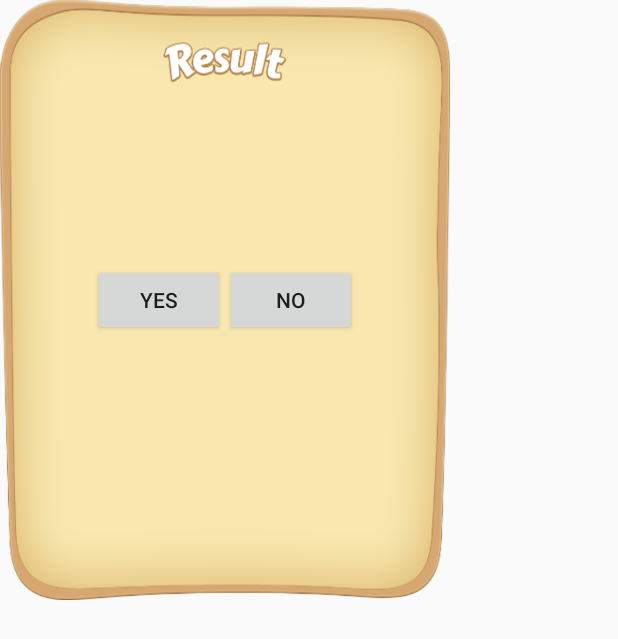
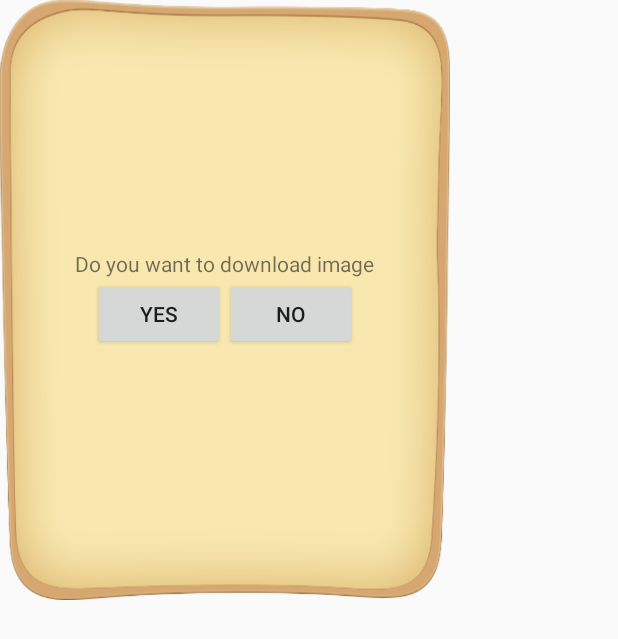
Before and after one commit to nayan5565/KidsEducationGame, an Android app: the layout dia_download.xml on its own in the app's theme, with its tools: preview values and no code run, on a phone screen of 412 x 824 dp. Shown: the top 639 px of the screen. Run offline under Robolectric (Android 15) with nearby library versions, the phone set to English and light mode, and no system bars; Roboto replaces fonts that are not available here.

Commit message:
try to change color

```diff
--- a/app/src/main/res/layout/dia_download.xml
+++ b/app/src/main/res/layout/dia_download.xml
@@ -2,9 +2,24 @@
 <LinearLayout xmlns:android="http://schemas.android.com/apk/res/android"
     android:layout_width="300dp"
     android:layout_height="400dp"
-    android:background="@drawable/level_result_bg"
+    android:background="@drawable/dialogue_bg"
     android:gravity="center"
-    android:orientation="horizontal">
+    android:orientation="vertical">
+
+    <LinearLayout
+        android:layout_width="wrap_content"
+        android:layout_height="wrap_content">
+
+        <TextView
+            android:id="@+id/txtDown"
+            android:layout_width="match_parent"
+            android:layout_height="wrap_content"
+            android:text="Do you want to download image" />
+    </LinearLayout>
+
+    <LinearLayout
+        android:layout_width="wrap_content"
+        android:layout_height="wrap_content">
 
         <Button
             android:id="@+id/btnYap"
@@ -17,5 +32,7 @@
             android:layout_width="wrap_content"
             android:layout_height="wrap_content"
             android:text="No" />
+    </LinearLayout>
+
 
 </LinearLayout>
```
Also changed, not shown: app/src/main/java/com/example/nayan/gameverson2/activity/GameActivity.java (+10 -0 lines), app/src/main/java/com/example/nayan/gameverson2/activity/MainActivity.java (+15 -8 lines), app/src/main/java/com/example/nayan/gameverson2/activity/SubLevelActivity.java (+49 -26 lines), app/src/main/java/com/example/nayan/gameverson2/adapter/GameAdapter.java (+8 -6 lines), app/src/main/java/com/example/nayan/gameverson2/adapter/SubLevelAdapter.java (+26 -12 lines), app/src/main/java/com/example/nayan/gameverson2/model/MSubLevel.java (+9 -0 lines), app/src/main/java/com/example/nayan/gameverson2/tools/FilesDownload.java (+4 -4 lines), app/src/main/java/com/example/nayan/gameverson2/tools/GameLogic.java (+9 -6 lines). Lines whose indentation alone changed are shown as unchanged.
